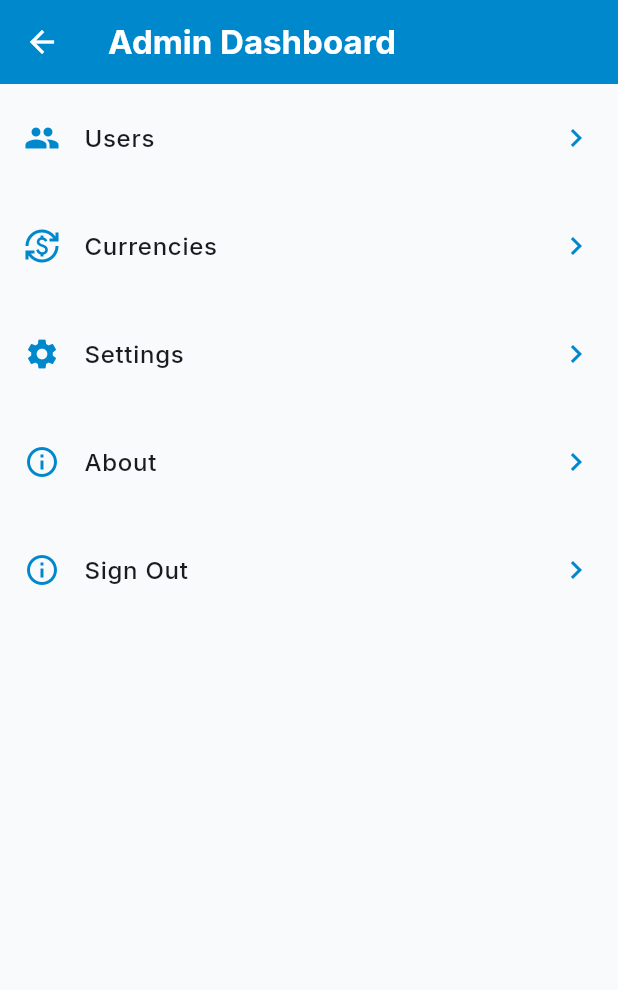
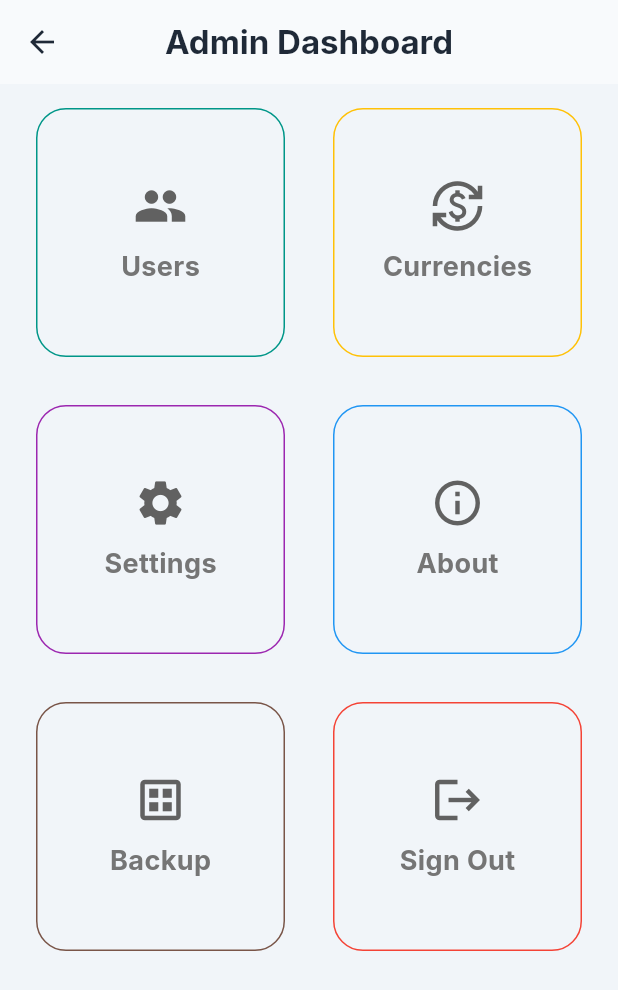
Before and after one commit to Codavina/myMoney, a Flutter app: the AdminDashboardScreen screen opened directly, after a tap on "Sign Out", on a phone screen of 412 x 824 dp. Shown: the top 990 px of the screen. Run offline on Flutter 3.47's test engine with Material 3 defaults, Android fonts, the phone set to English and light mode, and no system bars; our stand-ins replace flutter_bloc, flutter_svg, internet_connection_checker_plus, shared_preferences, sqflite, supabase_flutter; missing offline and left inert: svg_flutter; accounts and stored records are empty.

```diff
--- a/lib/core/constants/app_enums.dart
+++ b/lib/core/constants/app_enums.dart
@@ -1,6 +1,6 @@
 
 enum AppMenuAction {
-  addCurrency,
+  //addCurrency,
   archived,
   settings,
   about,
--- a/lib/core/cubit/auth/auth_cubit.dart
+++ b/lib/core/cubit/auth/auth_cubit.dart
@@ -120,10 +120,15 @@ class AuthCubit extends Cubit<AuthState> {
         for (final user in users) {
           await _userRepository.upsert(user);
         }
+        final userss= await _userRepository.getAll();
+
+        for (final u in userss) {
+          log("${u.userId} - ${u.fullName}");
+        }
 
       } else {
 
-        // Viewer لا يقوم بأي Insert
+        // viewer can't make any insert
         if (localUser == null) {
           throw Exception(
             'Your account is not available on this device. '
--- a/lib/core/database/database_schema.dart
+++ b/lib/core/database/database_schema.dart
@@ -15,6 +15,8 @@ class DatabaseSchema {
 
     ///Create Triggers
     await _createTriggers(db);
+
+    _insertDefaultCurrencies(db);
 
     log(
       '=========== create method called from DatabaseSchema class =============',
@@ -229,4 +231,26 @@ END;''');
       '=========== TRIGGER trg_PreventTransactionOnArchivedFund created =============',
     );
   }
+
+
+  static Future<void> _insertDefaultCurrencies(Database db) async {
+    final batch = db.batch();
+
+    batch.insert('Currencies', {
+      'currency_code': 'USD',
+
+    });
+
+    batch.insert('Currencies', {
+      'currency_code': 'EUR',
+
+    });
+
+    batch.insert('Currencies', {
+      'currency_code': 'DZD',
+
+    });
+
+    await batch.commit(noResult: true);
+  }
 }
--- a/lib/core/widgets/app_popup_menu.dart
+++ b/lib/core/widgets/app_popup_menu.dart
@@ -3,7 +3,6 @@ import 'package:flutter_bloc/flutter_bloc.dart';
 import 'package:my_money/features/about_screen/about_screen.dart';
 import 'package:my_money/features/archived_fund_screen/archived_fund_screen.dart';
 import 'package:my_money/features/settings_screen/settings_screen.dart';
-import '../../features/currency_screen/currency_screen.dart';
 import '../constants/app_enums.dart';
 import '../cubit/auth/auth_cubit.dart';
 import '../cubit/fund/fund_cubit.dart';
@@ -22,14 +21,7 @@ class AppPopupMenu extends StatelessWidget {
       elevation: 3,
       onSelected: (value) async {
         switch (value) {
-          case AppMenuAction.addCurrency:
-            Navigator.push(
-              context,
-              MaterialPageRoute(builder: (context) => const CurrencyScreen()),
-            );
-            break;
-
-          case AppMenuAction.archived:
+                   case AppMenuAction.archived:
             await Navigator.push(
               context,
               MaterialPageRoute(
@@ -63,14 +55,6 @@ class AppPopupMenu extends StatelessWidget {
         }
       },
       itemBuilder: (context) => [
-        const PopupMenuItem(
-          value: AppMenuAction.addCurrency,
-          child: ListTile(
-            leading: Icon(Icons.currency_exchange),
-            title: Text('Add Currency'),
-            contentPadding: EdgeInsets.zero,
-          ),
-        ),
 
         const PopupMenuItem(
           value: AppMenuAction.archived,
@@ -81,7 +65,7 @@ class AppPopupMenu extends StatelessWidget {
           ),
         ),
 
-        const PopupMenuDivider(),
+
 
         const PopupMenuItem(
           value: AppMenuAction.settings,
@@ -100,11 +84,12 @@ class AppPopupMenu extends StatelessWidget {
             contentPadding: EdgeInsets.zero,
           ),
         ),
+        const PopupMenuDivider(),
         const PopupMenuItem(
           value: AppMenuAction.logOut,
           child: ListTile(
-            leading: Icon(Icons.logout_outlined),
-            title: Text('LogOut'),
+            leading: Icon(Icons.logout_outlined,color: Colors.red,),
+            title: Text('Log Out'),
             contentPadding: EdgeInsets.zero,
           ),
         ),
--- a/lib/features/admin_screen/admin_dashboard_screen.dart
+++ b/lib/features/admin_screen/admin_dashboard_screen.dart
@@ -1,12 +1,12 @@
 import 'package:flutter/material.dart';
 import 'package:flutter_bloc/flutter_bloc.dart';
-
+import 'package:my_money/features/admin_screen/widgets/custom_admin_card.dart';
+import 'package:my_money/features/settings_screen/settings_screen.dart';
 import '../../core/cubit/auth/auth_cubit.dart';
 import '../../core/cubit/user/user_cubit.dart';
 import '../../core/repositories/user_repository.dart';
-
+import '../currency_screen/currency_screen.dart';
 import '../user_screen/users_screen.dart';
-
 
 class AdminDashboardScreen extends StatelessWidget {
   const AdminDashboardScreen({super.key});
@@ -14,58 +14,97 @@ class AdminDashboardScreen extends StatelessWidget {
   @override
   Widget build(BuildContext context) {
     return Scaffold(
+      backgroundColor: const Color(0xffF1F5F9),
       appBar: AppBar(
         title: const Text('Admin Dashboard'),
-
+        backgroundColor: const Color(0xffF8FAFC),
+        foregroundColor: const Color(0xff1F2937),
+        centerTitle: true,
+        elevation: 1,
       ),
-      body: ListView(
+      body: Padding(
+        padding: const EdgeInsets.symmetric(horizontal: 16.0, vertical: 8),
+        child: GridView(
+          gridDelegate: const SliverGridDelegateWithFixedCrossAxisCount(
+            crossAxisCount: 2,
+            crossAxisSpacing: 16,
+            childAspectRatio: 1,
+            mainAxisSpacing: 16,
+          ),
           children: [
-          ListTile(
-            leading: const Icon(Icons.people),
-            title: const Text('Users'),
-            trailing: const Icon(Icons.chevron_right),
+            CustomAdminCard(
+              title: 'Users',
+              icon: Icons.people,
+              borderColor: Colors.teal,
               onTap: () {
                 Navigator.push(
                   context,
                   MaterialPageRoute(
                     builder: (_) => BlocProvider(
-                    create: (_) => UserCubit(
-                      context.read<UserRepository>(),
-                    )..getAllUsers(),
+                      create: (_) =>
+                          UserCubit(context.read<UserRepository>())
+                            ..getAllUsers(),
                       child: const UsersScreen(),
                     ),
                   ),
                 );
               },
             ),
+            CustomAdminCard(
+              title: 'Currencies',
+              icon: Icons.currency_exchange,
+              borderColor: Colors.amber,
+              onTap: () {
+                Navigator.push(
+                  context,
+                  MaterialPageRoute(
+                    builder: (context) => const CurrencyScreen(),
+                  ),
+                );
+              },
+            ),
+            CustomAdminCard(
+              title: 'Settings',
+              icon: Icons.settings,
+              borderColor: Colors.purple,
+              onTap: () {
+                Navigator.push(
+                  context,
+                  MaterialPageRoute(
+                    builder: (context) => const SettingsScreen(),
+                  ),
+                );
+              },
+            ),
+            CustomAdminCard(
+              title: 'About',
+              icon: Icons.info_outline,
+              borderColor: Colors.blue,
+              onTap: () {
+                Navigator.push(
+                  context,
+                  MaterialPageRoute(
+                    builder: (context) => const SettingsScreen(),
+                  ),
+                );
+              },
+            ),
+            CustomAdminCard(
+              title: 'Backup',
+              icon: Icons.dataset_outlined,
+              borderColor: Colors.brown,
+              onTap: () {
 
-          ListTile(
-            leading: const Icon(Icons.currency_exchange),
-            title: const Text('Currencies'),
-            trailing: const Icon(Icons.chevron_right),
-            onTap: () {},
+              },
             ),
-
-          ListTile(
-            leading: const Icon(Icons.settings),
-            title: const Text('Settings'),
-            trailing: const Icon(Icons.chevron_right),
-            onTap: () {},
-          ),
-
-          ListTile(
-            leading: const Icon(Icons.info_outline),
-            title: const Text('About'),
-            trailing: const Icon(Icons.chevron_right),
-            onTap: () {},
-          ),
-          ListTile(
-            leading: const Icon(Icons.info_outline),
-            title: const Text('Sign Out'),
-            trailing: const Icon(Icons.chevron_right),
-            onTap: ()=>context.read<AuthCubit>().signOut(),
+            CustomAdminCard(
+              title: 'Sign Out',
+              icon: Icons.logout,
+              borderColor: Colors.red,
+              onTap: () => context.read<AuthCubit>().signOut(),
             ),
           ],
+        ),
       ),
     );
   }
--- /dev/null
+++ b/lib/features/admin_screen/widgets/custom_admin_card.dart
@@ -0,0 +1,49 @@
+import 'package:flutter/material.dart';
+
+class CustomAdminCard extends StatelessWidget {
+  const CustomAdminCard({
+    super.key,
+    required this.title,
+    required this.icon,
+    required this.borderColor,
+    required this.onTap,
+
+  });
+
+  final String title;
+  final IconData icon;
+  final Color borderColor;
+  final Function()? onTap;
+
+
+  @override
+  Widget build(BuildContext context) {
+    return Padding(
+      padding: const EdgeInsets.all(8.0),
+      child: GestureDetector(
+        onTap: onTap,
+        child: Container(
+          height: 150,
+          width: 150,
+          decoration: BoxDecoration(
+            color: const Color(0xffF1F5F9),
+            borderRadius: BorderRadius.circular(20),
+            border: Border.all(color: borderColor),
+          ),
+          child:  Column(
+            mainAxisSize: MainAxisSize.min,
+            mainAxisAlignment: MainAxisAlignment.center,
+            children: [
+              Icon(icon, size: 36,color: Colors.grey.shade700,),
+              const SizedBox(height: 10),
+              Text(
+                title,
+                style:  TextStyle(fontSize: 18, fontWeight: FontWeight.w700,color: Colors.grey.shade600),
+              ),
+            ],
+          ),
+        ),
+      ),
+    );
+  }
+}
```
Lines whose indentation alone changed are shown as unchanged.
